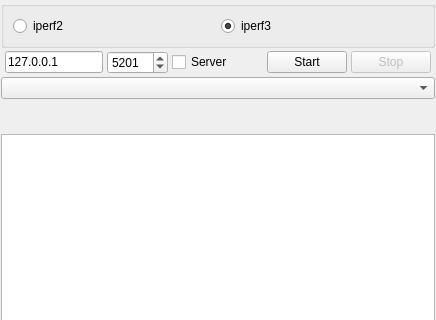
First picture: the form in src/mainwindow.ui, repository coolshou/qiperf, before the edit; both pictures show x 0 to 436 and y 0 to 320 of the 436 by 600 pixel window.
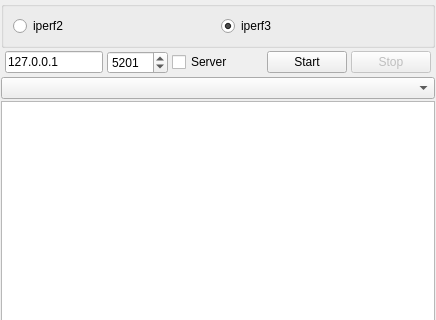
Second picture: the form after the edit. Icons and pictures are not drawn.

What changed in the file:
```diff
--- a/src/mainwindow.ui
+++ b/src/mainwindow.ui
@@ -18,7 +18,7 @@
     <normaloff>:/qiperf</normaloff>:/qiperf</iconset>
   </property>
   <widget class="QWidget" name="centralwidget">
-   <layout class="QVBoxLayout" name="verticalLayout" stretch="0,0,0,0,0,0">
+   <layout class="QVBoxLayout" name="verticalLayout" stretch="0,0,0,0,0">
     <property name="spacing">
      <number>2</number>
     </property>
@@ -156,22 +156,6 @@
     <item>
      <widget class="QComboBox" name="cb_info"/>
     </item>
-    <item>
-     <widget class="QLabel" name="lb_info">
-      <property name="font">
-       <font>
-        <pointsize>20</pointsize>
-        <bold>true</bold>
-       </font>
-      </property>
-      <property name="text">
-       <string/>
-      </property>
-      <property name="alignment">
-       <set>Qt::AlignCenter</set>
-      </property>
-     </widget>
-    </item>
     <item>
      <widget class="QPlainTextEdit" name="te_log"/>
     </item>
```
